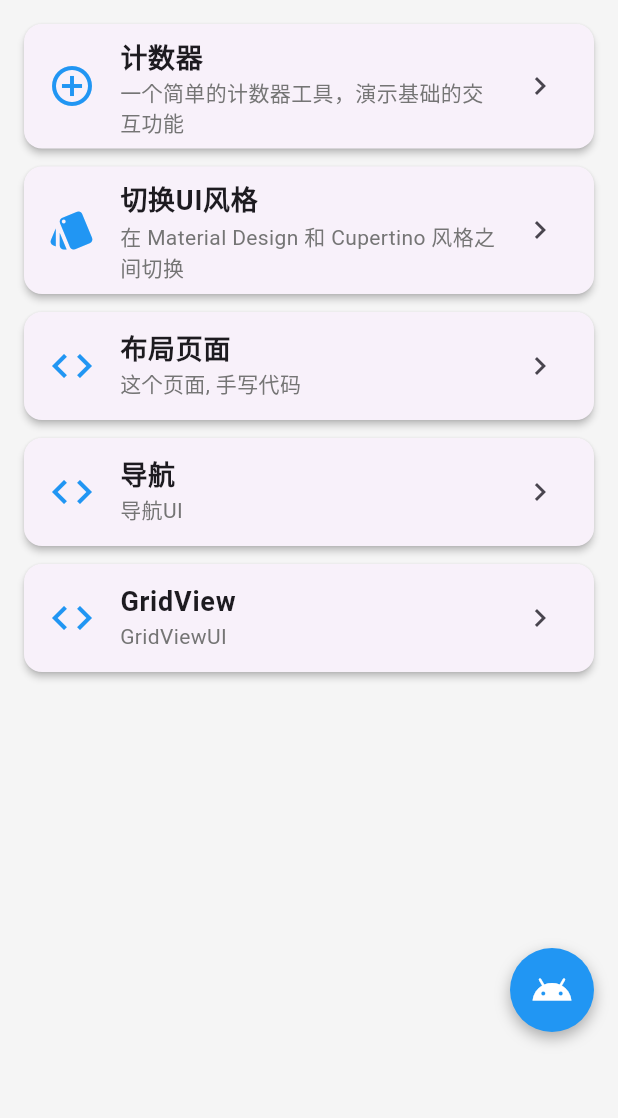
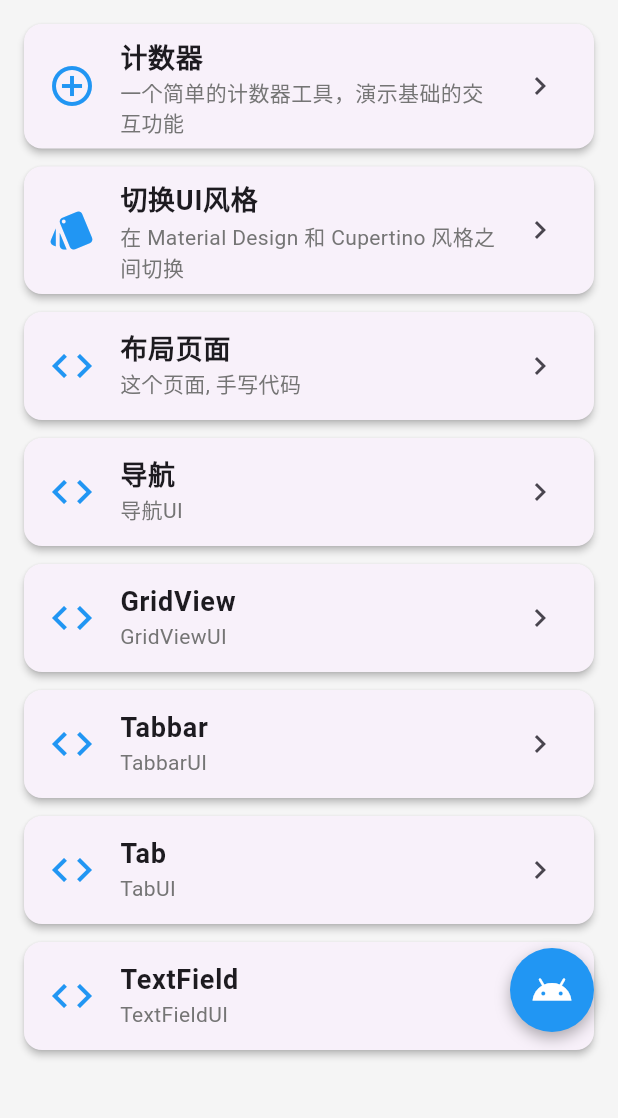
Before and after one commit to Garenge/Flutter-my-app, a Flutter app: the screen it shows after launch, on a phone screen of 412 x 824 dp, the part 84-1202 px from its top. Run offline on Flutter 3.47's test engine with Material 3 defaults, Android fonts, the phone set to English and light mode, and no system bars; our stand-ins replace shared_preferences; project files that could hold a hidden picture were left out.

Commit message:
重构 pages 目录结构并统一页面命名

```diff
--- /dev/null
+++ b/lib/pages/Form/my_textField_page.dart
@@ -0,0 +1,17 @@
+import 'package:flutter/material.dart';
+import 'package:my_app/base/my_base_page.dart';
+
+class MyTextFieldPage extends MyBasePage {
+  const MyTextFieldPage({super.key});
+
+  @override
+  String get pageTitle => 'TextFieldPage';
+
+  @override
+  Color? get pageBackgroundColor => Colors.green;
+
+  @override
+  Widget buildBody(BuildContext context) {
+    return Container();
+  }
+}
--- /dev/null
+++ b/lib/pages/Tab/my_tab_page.dart
@@ -0,0 +1,17 @@
+import 'package:flutter/material.dart';
+import 'package:my_app/base/my_base_page.dart';
+
+class MyTabPage extends MyBasePage {
+  const MyTabPage({super.key});
+
+  @override
+  String get pageTitle => 'TabPage';
+
+  @override
+  Color? get pageBackgroundColor => Colors.yellow;
+
+  @override
+  Widget buildBody(BuildContext context) {
+    return Container();
+  }
+}
--- a/lib/pages/home_page.dart
+++ b/lib/pages/home_page.dart
@@ -1,12 +1,15 @@
 import 'package:flutter/material.dart';
 import 'package:flutter/cupertino.dart';
 import 'package:my_app/base/my_base_page.dart';
-import 'package:my_app/pages/my_gridView_page.dart';
+import 'package:my_app/pages/GridView/my_gridView_page.dart';
+import 'package:my_app/pages/Tab/my_tab_page.dart';
+import 'package:my_app/pages/Tab/my_tabbar_page.dart';
+import 'package:my_app/pages/Form/my_textField_page.dart';
 import '../services/app_style_manager.dart';
 import '../widgets/unified_dialogs.dart';
-import 'counter_page.dart';
-import 'my_layout_page.dart';
-import 'my_navi_page.dart';
+import 'Counter/my_counter_page.dart';
+import 'Layout/my_layout_page.dart';
+import 'Layout/my_navi_page.dart';
 
 /// 工具模型
 class ToolItem {
@@ -51,7 +54,7 @@ class HomePage extends MyBasePage {
         description: '一个简单的计数器工具，演示基础的交互功能',
         icon: Icons.add_circle_outline,
         onTap: () {
-          _navigateToPage(context, const CounterPage());
+          _navigateToPage(context, const MyCounterPage());
         },
       ),
       ToolItem(
@@ -82,6 +85,30 @@ class HomePage extends MyBasePage {
         icon: Icons.code,
         onTap: () {
           _navigateToPage(context, const MyGridViewPage());
+        },
+      ),
+      ToolItem(
+        title: 'Tabbar',
+        description: 'TabbarUI',
+        icon: Icons.code,
+        onTap: () {
+          _navigateToPage(context, const MyTabbarPage());
+        },
+      ),
+      ToolItem(
+        title: 'Tab',
+        description: 'TabUI',
+        icon: Icons.code,
+        onTap: () {
+          _navigateToPage(context, const MyTabPage());
+        },
+      ),
+      ToolItem(
+        title: 'TextField',
+        description: 'TextFieldUI',
+        icon: Icons.code,
+        onTap: () {
+          _navigateToPage(context, const MyTextFieldPage());
         },
       ),
       // 后续可以继续添加更多工具
```
Also changed, not shown: lib/pages/Counter/my_counter_page.dart (renamed from lib/pages/counter_page.dart, +9 -9 lines), lib/pages/Tab/my_tabbar_page.dart (added, +38 -0 lines), lib/pages/GridView/my_gridView_page.dart (renamed from lib/pages/my_gridView_page.dart), lib/pages/Layout/my_layout_page.dart (renamed from lib/pages/my_layout_page.dart), lib/pages/Layout/my_navi_page.dart (renamed from lib/pages/my_navi_page.dart).
